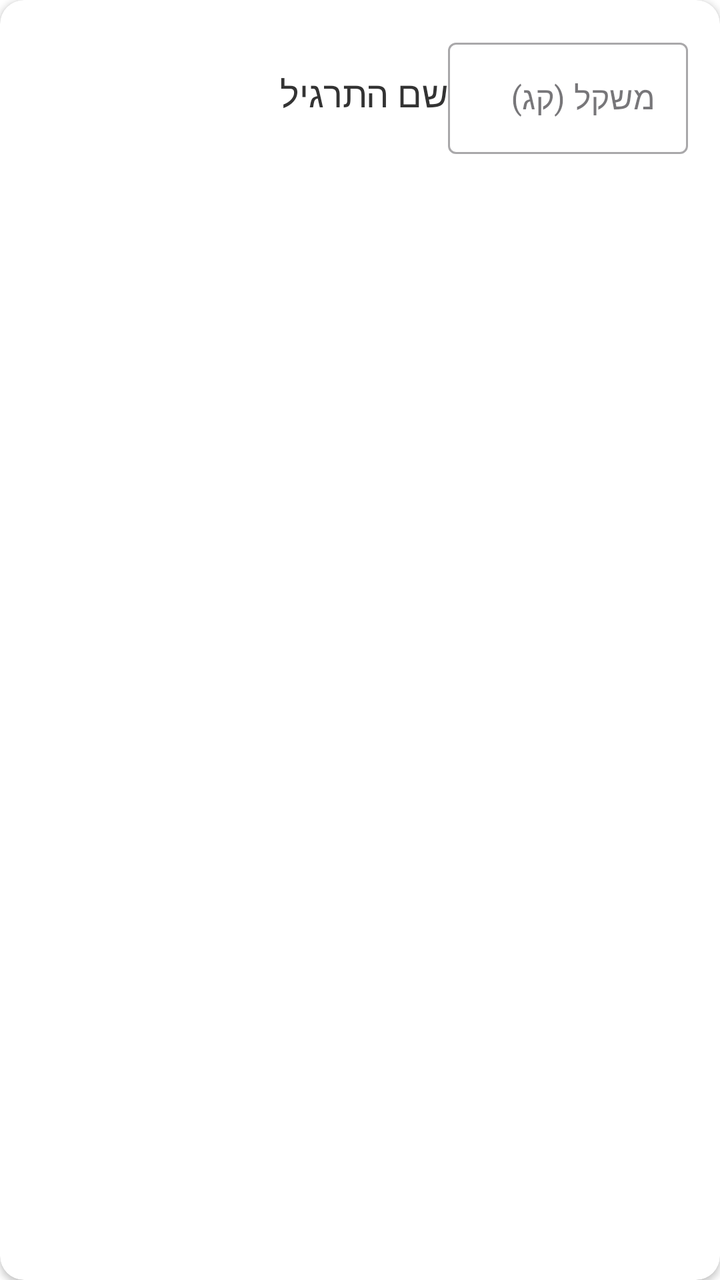
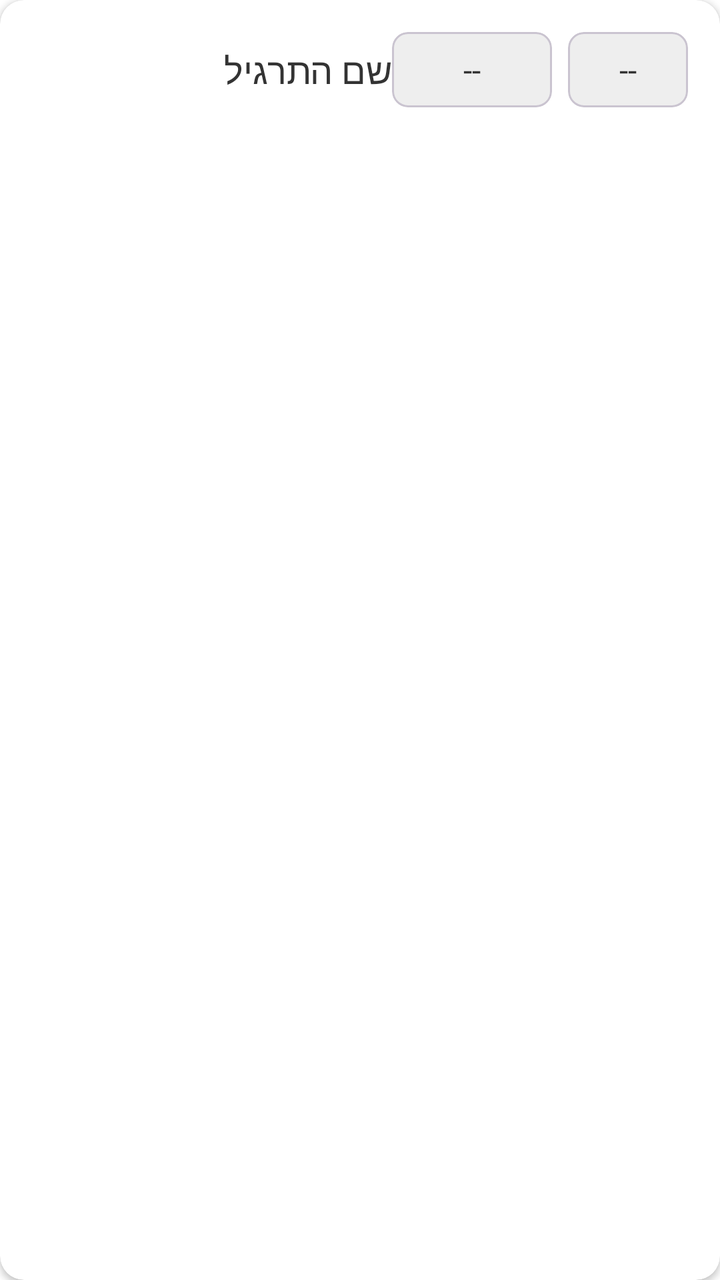

The first picture is an Android layout as it rendered before a commit; the second is the same layout after the commit. The layout source and the unified diff follow.
<!-- AndroidManifest.xml: application theme Theme.Gym_calender10 -->
<!-- res/layout/item_workout_exercise.xml -->
<?xml version="1.0" encoding="utf-8"?>
<androidx.cardview.widget.CardView xmlns:android="http://schemas.android.com/apk/res/android"
    xmlns:app="http://schemas.android.com/apk/res-auto"
    android:layout_width="match_parent"
    android:layout_height="wrap_content"
    android:layout_marginVertical="4dp"
    app:cardCornerRadius="12dp"
    app:cardElevation="2dp">

    <androidx.constraintlayout.widget.ConstraintLayout
        android:layout_width="match_parent"
        android:layout_height="wrap_content"
        android:padding="16dp">

        <TextView
            android:id="@+id/tvExerciseName"
            android:layout_width="0dp"
            android:layout_height="wrap_content"
            android:fontFamily="sans-serif-medium"
            android:text="שם התרגיל"
            android:textColor="#333333"
            android:textSize="18sp"
            app:layout_constraintBottom_toBottomOf="parent"
            app:layout_constraintEnd_toStartOf="@+id/tilWeight"
            app:layout_constraintStart_toStartOf="parent"
            app:layout_constraintTop_toTopOf="parent" />

        <com.google.android.material.textfield.TextInputLayout
            android:id="@+id/tilWeight"
            style="@style/Widget.MaterialComponents.TextInputLayout.OutlinedBox"
            android:layout_width="120dp"
            android:layout_height="wrap_content"
            android:hint="משקל (קג)"
            app:layout_constraintBottom_toBottomOf="parent"
            app:layout_constraintEnd_toEndOf="parent"
            app:layout_constraintTop_toTopOf="parent">

            <com.google.android.material.textfield.TextInputEditText
                android:id="@+id/etWeight"
                android:layout_width="match_parent"
                android:layout_height="wrap_content"
                android:inputType="numberDecimal" />
        </com.google.android.material.textfield.TextInputLayout>

    </androidx.constraintlayout.widget.ConstraintLayout>

</androidx.cardview.widget.CardView>
<!-- resources referenced by this layout -->
<resources>
  <style name="Theme.Gym_calender10" parent="Theme.Material3.Light.NoActionBar">
          <item name="android:colorBackground">#FFFFFF</item>
          <item name="android:textColor">#000000</item>
          <item name="colorPrimary">#2196F3</item>
          <item name="colorPrimaryDark">#1976D2</item>
          <item name="colorAccent">#03A9F4</item>
      </style>
</resources>

<!-- the commit's change to res/layout/item_workout_exercise.xml (unified diff, before → after) -->
@@ -21,26 +21,57 @@
             android:textColor="#333333"
             android:textSize="18sp"
             app:layout_constraintBottom_toBottomOf="parent"
-            app:layout_constraintEnd_toStartOf="@+id/tilWeight"
+            app:layout_constraintEnd_toStartOf="@+id/llEntryTrigger"
             app:layout_constraintStart_toStartOf="parent"
             app:layout_constraintTop_toTopOf="parent" />
 
-        <com.google.android.material.textfield.TextInputLayout
-            android:id="@+id/tilWeight"
-            style="@style/Widget.MaterialComponents.TextInputLayout.OutlinedBox"
-            android:layout_width="120dp"
+        <LinearLayout
+            android:id="@+id/llEntryTrigger"
+            android:layout_width="wrap_content"
             android:layout_height="wrap_content"
-            android:hint="משקל (קג)"
+            android:orientation="horizontal"
             app:layout_constraintBottom_toBottomOf="parent"
             app:layout_constraintEnd_toEndOf="parent"
             app:layout_constraintTop_toTopOf="parent">
 
-            <com.google.android.material.textfield.TextInputEditText
-                android:id="@+id/etWeight"
-                android:layout_width="match_parent"
+            <com.google.android.material.card.MaterialCardView
+                android:layout_width="80dp"
                 android:layout_height="wrap_content"
-                android:inputType="numberDecimal" />
-        </com.google.android.material.textfield.TextInputLayout>
+                android:layout_marginEnd="8dp"
+                app:cardBackgroundColor="#EEEEEE"
+                app:cardCornerRadius="8dp"
+                app:cardElevation="0dp">
+
+                <TextView
+                    android:id="@+id/tvWeightDisplay"
+                    android:layout_width="match_parent"
+                    android:layout_height="wrap_content"
+                    android:gravity="center"
+                    android:padding="8dp"
+                    android:text="--"
+                    android:textColor="#333333"
+                    android:textSize="16sp" />
+            </com.google.android.material.card.MaterialCardView>
+
+            <com.google.android.material.card.MaterialCardView
+                android:layout_width="60dp"
+                android:layout_height="wrap_content"
+                app:cardBackgroundColor="#EEEEEE"
+                app:cardCornerRadius="8dp"
+                app:cardElevation="0dp">
+
+                <TextView
+                    android:id="@+id/tvRepsDisplay"
+                    android:layout_width="match_parent"
+                    android:layout_height="wrap_content"
+                    android:gravity="center"
+                    android:padding="8dp"
+                    android:text="--"
+                    android:textColor="#333333"
+                    android:textSize="16sp" />
+            </com.google.android.material.card.MaterialCardView>
+
+        </LinearLayout>
 
     </androidx.constraintlayout.widget.ConstraintLayout>
 
<!-- resource entries referenced after the edit -->
@@ -6,6 +6,13 @@
           <item name="colorPrimary">#2196F3</item>
           <item name="colorPrimaryDark">#1976D2</item>
           <item name="colorAccent">#03A9F4</item>
+          <item name="bottomSheetDialogTheme">@style/AppBottomSheetDialogTheme</item>
+      </style>
+  <style name="AppBottomSheetDialogTheme" parent="Theme.Design.Light.BottomSheetDialog">
+          <item name="bottomSheetStyle">@style/AppBottomSheetStyle</item>
+      </style>
+  <style name="AppBottomSheetStyle" parent="Widget.Design.BottomSheet.Modal">
+          <item name="android:background">@android:color/transparent</item>
       </style>
 </resources>
 
